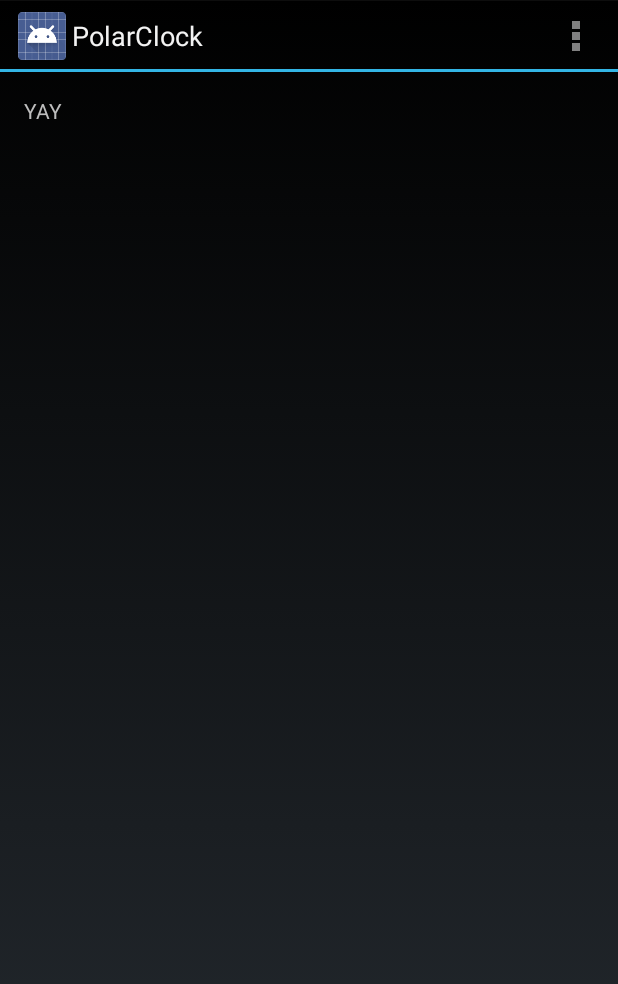
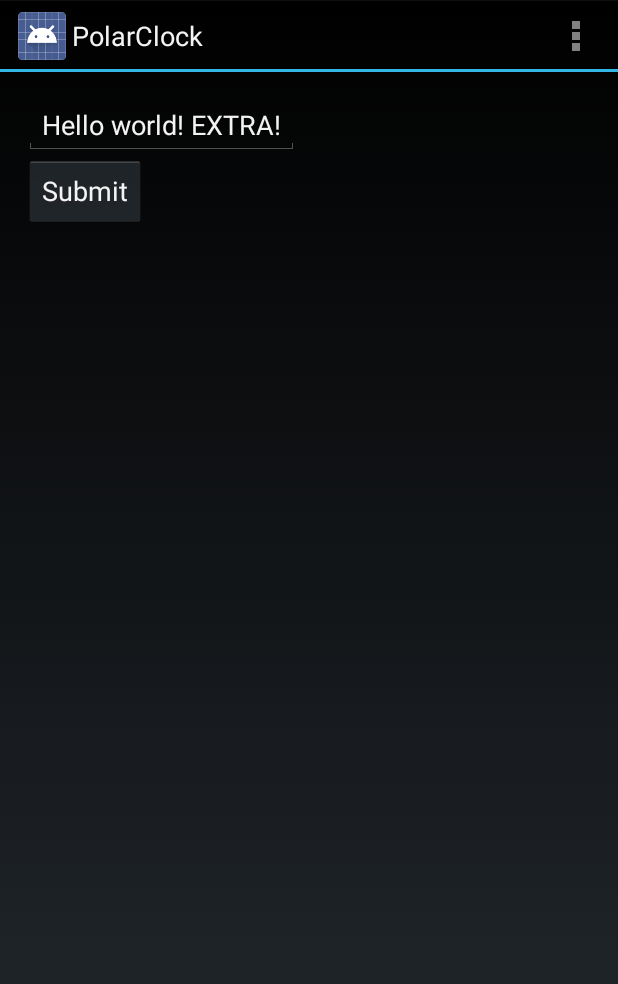
Before and after one commit to t3kk/NowClock, an Android app: the screen it shows after launch (MainActivity), in the options menu, after a tap on "Settings", on a phone screen of 412 x 824 dp. Shown: the top 984 px of the screen. Run offline under Robolectric (Android 15) with nearby library versions, the phone set to English and light mode, and no system bars.

Commit message:
Added button to trigger logic

```diff
--- a/app/src/main/java/com/ragglefraggle/polarclock/MainActivity.java
+++ b/app/src/main/java/com/ragglefraggle/polarclock/MainActivity.java
@@ -4,7 +4,8 @@ import android.app.Activity;
 import android.os.Bundle;
 import android.view.Menu;
 import android.view.MenuItem;
-import android.widget.TextView;
+import android.view.View;
+import android.widget.EditText;
 
 
 public class MainActivity extends Activity {
@@ -13,8 +14,6 @@ public class MainActivity extends Activity {
     protected void onCreate(Bundle savedInstanceState) {
         super.onCreate(savedInstanceState);
         setContentView(R.layout.activity_main);
-        TextView helloWorldTextView = (TextView) findViewById(R.id.helloWorldTextView);
-        helloWorldTextView.setText("YAY");
     }
 
 
@@ -36,4 +35,10 @@ public class MainActivity extends Activity {
         }
         return super.onOptionsItemSelected(item);
     }
+
+    public void submitClicked(View view)
+    {
+        EditText helloWorldTextView = (EditText) findViewById(R.id.helloWorldTextView);
+        helloWorldTextView.setText( helloWorldTextView.getText()+" EXTRA!");
+    }
 }
--- a/app/src/main/res/layout/activity_main.xml
+++ b/app/src/main/res/layout/activity_main.xml
@@ -8,10 +8,19 @@
     android:paddingBottom="@dimen/activity_vertical_margin"
     tools:context=".MainActivity">
 
-    <TextView
+    <EditText
         android:text="@string/hello_world"
         android:layout_width="wrap_content"
         android:layout_height="wrap_content"
         android:id="@+id/helloWorldTextView" />
 
+    <Button
+        android:layout_width="wrap_content"
+        android:layout_height="wrap_content"
+        android:text="Submit"
+        android:id="@+id/submitButton"
+        android:layout_below="@+id/helloWorldTextView"
+        android:layout_alignParentStart="true"
+        android:onClick="submitClicked" />
+
 </RelativeLayout>
```
